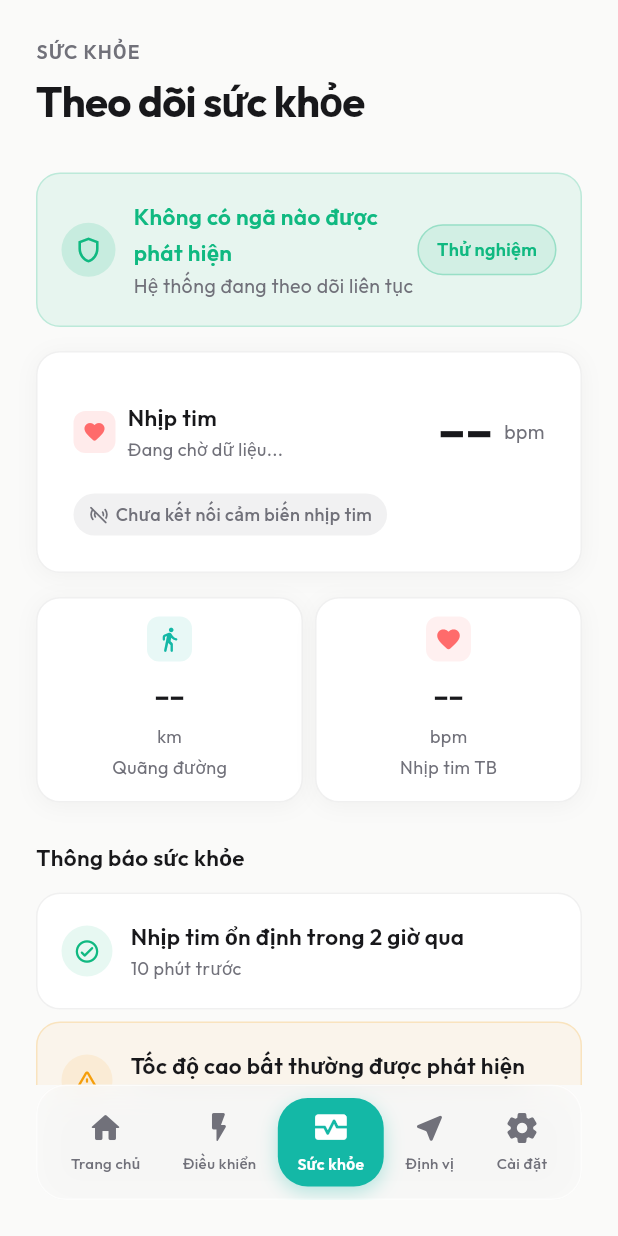
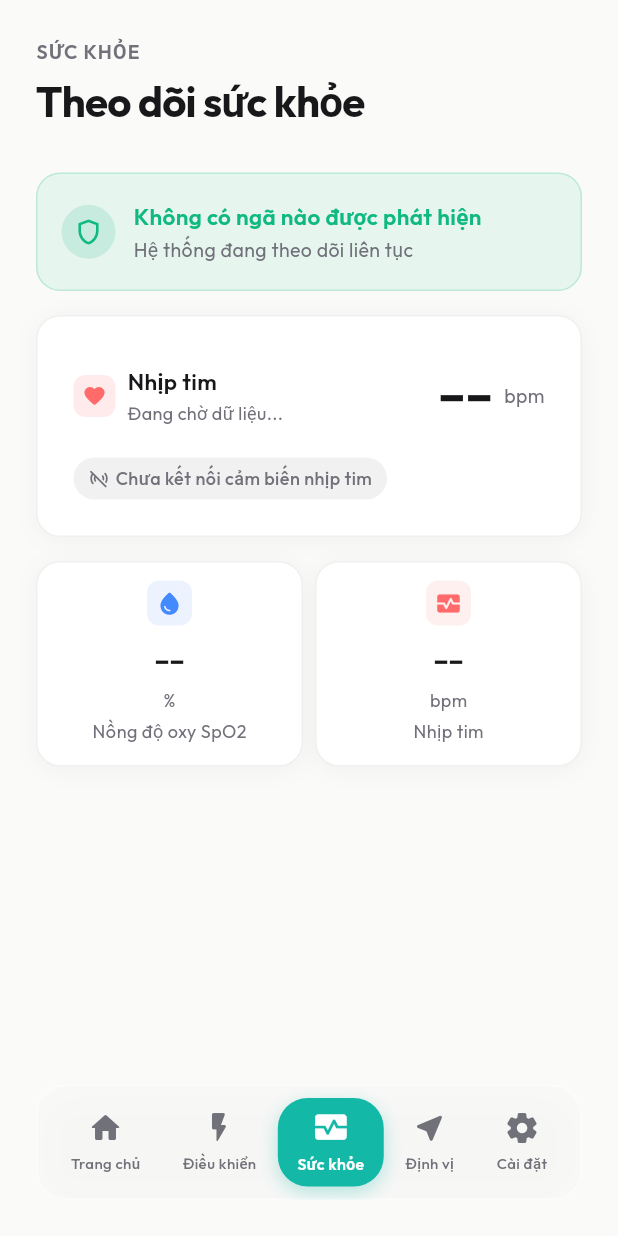
Before and after one commit to l3-vu0ng/SmartWheelchair, a Flutter app: the screen it shows once a user with an empty profile is signed in, item 3 of the bottom bar chosen, on a phone screen of 412 x 824 dp. Run offline on Flutter 3.47's test engine with Material 3 defaults, Android fonts, the light colour scheme and no system bars; our stand-ins replace cloud_firestore, firebase_auth, firebase_core, flutter_blue_plus, flutter_dotenv, flutter_local_notifications and 6 more; missing offline and left inert: mqtt_client; accounts and stored records are empty.

Commit message:
Tái thiết kế giao diện

```diff
--- a/lib/models/sensor_data.dart
+++ b/lib/models/sensor_data.dart
@@ -13,6 +13,12 @@ class SensorData {
   /// Mức pin ước tính (%) — đo bằng ADC trên ESP32.
   final double batteryLevel;
 
+  /// Nhịp tim (bpm) — đo bởi MAX30102.
+  final int? heartRate;
+
+  /// Nồng độ oxy trong máu (%) — đo bởi MAX30102.
+  final int? spo2;
+
   /// Vĩ độ (Latitude) của xe lăn (nếu có).
   final double? latitude;
 
@@ -25,6 +31,8 @@ class SensorData {
   const SensorData({
     required this.obstacleDistance,
     required this.batteryLevel,
+    this.heartRate,
+    this.spo2,
     this.latitude,
     this.longitude,
     required this.timestamp,
@@ -41,6 +49,8 @@ class SensorData {
     return SensorData(
       obstacleDistance: (map['distance'] as num?)?.toDouble() ?? 0.0,
       batteryLevel: (map['battery'] as num?)?.toDouble() ?? 0.0,
+      heartRate: (map['heartRate'] as num?)?.toInt(),
+      spo2: (map['spo2'] as num?)?.toInt(),
       latitude: (map['latitude'] as num?)?.toDouble(),
       longitude: (map['longitude'] as num?)?.toDouble(),
       timestamp: map['timestamp'] != null
@@ -53,6 +63,8 @@ class SensorData {
   Map<String, dynamic> toMap() => {
         'distance': obstacleDistance,
         'battery': batteryLevel,
+        if (heartRate != null) 'heartRate': heartRate,
+        if (spo2 != null) 'spo2': spo2,
         if (latitude != null) 'latitude': latitude,
         if (longitude != null) 'longitude': longitude,
         'timestamp': timestamp.millisecondsSinceEpoch ~/ 1000,
--- a/lib/providers/wheelchair_provider.dart
+++ b/lib/providers/wheelchair_provider.dart
@@ -183,11 +183,6 @@ class WheelchairProvider extends ChangeNotifier {
     notifyListeners();
   }
 
-  /// Mô phỏng sự kiện ngã (dùng cho test).
-  void triggerFallDetectionTest() {
-    _isFallen = true;
-    notifyListeners();
-  }
 
   /// Xóa trạng thái ngã.
   void clearFallDetection() {
--- a/lib/screens/tabs/health_tab.dart
+++ b/lib/screens/tabs/health_tab.dart
@@ -30,30 +30,13 @@ class HealthTab extends StatelessWidget {
                 const SizedBox(height: AppTheme.spacingMd),
 
                 // Heart rate card
-                const _HeartRateCard(),
+                _HeartRateCard(provider: provider),
                 const SizedBox(height: AppTheme.spacingMd),
 
                 // Stats row
-                const _HealthStatsRow(),
+                _HealthStatsRow(provider: provider),
                 const SizedBox(height: AppTheme.spacingLg),
 
-                // Health notifications
-                Text('Thông báo sức khỏe', style: AppTheme.labelBold),
-                const SizedBox(height: AppTheme.spacingSm),
-                const _HealthNotification(
-                  icon: Icons.check_circle_outline_rounded,
-                  iconColor: AppTheme.statusOnline,
-                  title: 'Nhịp tim ổn định trong 2 giờ qua',
-                  subtitle: '10 phút trước',
-                ),
-                const SizedBox(height: AppTheme.spacingXs),
-                const _HealthNotification(
-                  icon: Icons.warning_amber_rounded,
-                  iconColor: AppTheme.warningOrange,
-                  title: 'Tốc độ cao bất thường được phát hiện',
-                  subtitle: '32 phút trước',
-                  isWarning: true,
-                ),
               ],
             ),
           ),
@@ -116,26 +99,6 @@ class _FallDetectionBanner extends StatelessWidget {
               ],
             ),
           ),
-          GestureDetector(
-            onTap: () {
-              provider.triggerFallDetectionTest();
-            },
-            child: Container(
-              padding: const EdgeInsets.symmetric(horizontal: 12, vertical: 6),
-              decoration: BoxDecoration(
-                color: color.withValues(alpha: 0.1),
-                border: Border.all(color: color.withValues(alpha: 0.3)),
-                borderRadius: BorderRadius.circular(AppTheme.radiusPill),
-              ),
-              child: Text(
-                'Thử nghiệm',
-                style: AppTheme.caption.copyWith(
-                  color: color,
-                  fontWeight: FontWeight.w600,
-                ),
-              ),
-            ),
-          ),
         ],
       ),
     );
@@ -146,7 +109,8 @@ class _FallDetectionBanner extends StatelessWidget {
 // HEART RATE CARD
 // =============================================================================
 class _HeartRateCard extends StatelessWidget {
-  const _HeartRateCard();
+  final WheelchairProvider provider;
+  const _HeartRateCard({required this.provider});
 
   @override
   Widget build(BuildContext context) {
@@ -172,11 +136,19 @@ class _HeartRateCard extends StatelessWidget {
                   crossAxisAlignment: CrossAxisAlignment.start,
                   children: [
                     Text('Nhịp tim', style: AppTheme.labelBold),
-                    Text('Đang chờ dữ liệu...', style: AppTheme.caption),
+                    Text(
+                      provider.sensorData?.heartRate != null
+                          ? 'Cập nhật liên tục'
+                          : 'Đang chờ dữ liệu...',
+                      style: AppTheme.caption,
+                    ),
                   ],
                 ),
               ),
-              Text('--', style: AppTheme.valueLg),
+              Text(
+                provider.sensorData?.heartRate?.toString() ?? '--',
+                style: AppTheme.valueLg,
+              ),
               const SizedBox(width: 4),
               Text('bpm', style: AppTheme.bodySm),
             ],
@@ -189,18 +161,33 @@ class _HeartRateCard extends StatelessWidget {
             child: Container(
               padding: const EdgeInsets.symmetric(horizontal: 10, vertical: 4),
               decoration: BoxDecoration(
-                color: AppTheme.textSecondary.withValues(alpha: 0.1),
+                color: (provider.sensorData?.heartRate != null
+                        ? AppTheme.statusOnline
+                        : AppTheme.textSecondary)
+                    .withValues(alpha: 0.1),
                 borderRadius: BorderRadius.circular(AppTheme.radiusPill),
               ),
               child: Row(
                 mainAxisSize: MainAxisSize.min,
                 children: [
-                  const Icon(Icons.sensors_off_rounded, size: 14, color: AppTheme.textSecondary),
+                  Icon(
+                    provider.sensorData?.heartRate != null
+                        ? Icons.sensors_rounded
+                        : Icons.sensors_off_rounded,
+                    size: 14,
+                    color: provider.sensorData?.heartRate != null
+                        ? AppTheme.statusOnline
+                        : AppTheme.textSecondary,
+                  ),
                   const SizedBox(width: 4),
                   Text(
-                    'Chưa kết nối cảm biến nhịp tim',
+                    provider.sensorData?.heartRate != null
+                        ? 'Cảm biến MAX30102 đang hoạt động'
+                        : 'Chưa kết nối cảm biến nhịp tim',
                     style: AppTheme.caption.copyWith(
-                      color: AppTheme.textSecondary,
+                      color: provider.sensorData?.heartRate != null
+                          ? AppTheme.statusOnline
+                          : AppTheme.textSecondary,
                       fontWeight: FontWeight.w500,
                     ),
                   ),
@@ -218,7 +205,8 @@ class _HeartRateCard extends StatelessWidget {
 // HEALTH STATS ROW
 // =============================================================================
 class _HealthStatsRow extends StatelessWidget {
-  const _HealthStatsRow();
+  final WheelchairProvider provider;
+  const _HealthStatsRow({required this.provider});
 
   @override
   Widget build(BuildContext context) {
@@ -226,21 +214,21 @@ class _HealthStatsRow extends StatelessWidget {
       children: [
         Expanded(
           child: _MiniStatCard(
-            icon: Icons.directions_walk_rounded,
-            iconColor: AppTheme.tealSignal,
-            value: '--',
-            unit: 'km',
-            label: 'Quãng đường',
+            icon: Icons.water_drop_rounded,
+            iconColor: Colors.blueAccent,
+            value: provider.sensorData?.spo2?.toString() ?? '--',
+            unit: '%',
+            label: 'Nồng độ oxy SpO2',
           ),
         ),
         const SizedBox(width: AppTheme.spacingXs),
         Expanded(
           child: _MiniStatCard(
-            icon: Icons.favorite_rounded,
+            icon: Icons.monitor_heart_rounded,
             iconColor: const Color(0xFFFF6B6B),
-            value: '--',
+            value: provider.sensorData?.heartRate?.toString() ?? '--',
             unit: 'bpm',
-            label: 'Nhịp tim TB',
+            label: 'Nhịp tim',
           ),
         ),
       ],
@@ -289,62 +277,3 @@ class _MiniStatCard extends StatelessWidget {
     );
   }
 }
-
-// =============================================================================
-// HEALTH NOTIFICATION TILE
-// =============================================================================
-class _HealthNotification extends StatelessWidget {
-  final IconData icon;
-  final Color iconColor;
-  final String title;
-  final String subtitle;
-  final bool isWarning;
-
-  const _HealthNotification({
-    required this.icon,
-    required this.iconColor,
-    required this.title,
-    required this.subtitle,
-    this.isWarning = false,
-  });
-
-  @override
-  Widget build(BuildContext context) {
-    return Container(
-      padding: const EdgeInsets.all(AppTheme.spacingMd),
-      decoration: BoxDecoration(
-        color: isWarning
-            ? AppTheme.warningOrange.withValues(alpha: 0.06)
-            : AppTheme.cardBg,
-        borderRadius: BorderRadius.circular(AppTheme.radiusLg),
-        border: Border.all(
-          color: isWarning
-              ? AppTheme.warningOrange.withValues(alpha: 0.2)
-              : AppTheme.borderLight,
-        ),
-      ),
-      child: Row(
-        children: [
-          Container(
-            padding: const EdgeInsets.all(8),
-            decoration: BoxDecoration(
-              color: iconColor.withValues(alpha: 0.1),
-              shape: BoxShape.circle,
-            ),
-            child: Icon(icon, size: 18, color: iconColor),
-          ),
-          const SizedBox(width: AppTheme.spacingSm),
-          Expanded(
-            child: Column(
-              crossAxisAlignment: CrossAxisAlignment.start,
-              children: [
-                Text(title, style: AppTheme.labelBold),
-                Text(subtitle, style: AppTheme.caption),
-              ],
-            ),
-          ),
-        ],
-      ),
-    );
-  }
-}
```
Also changed, not shown: ui_templates/dark.png (deleted), ui_templates/light.png (deleted), ui_templates/login.png (deleted).
